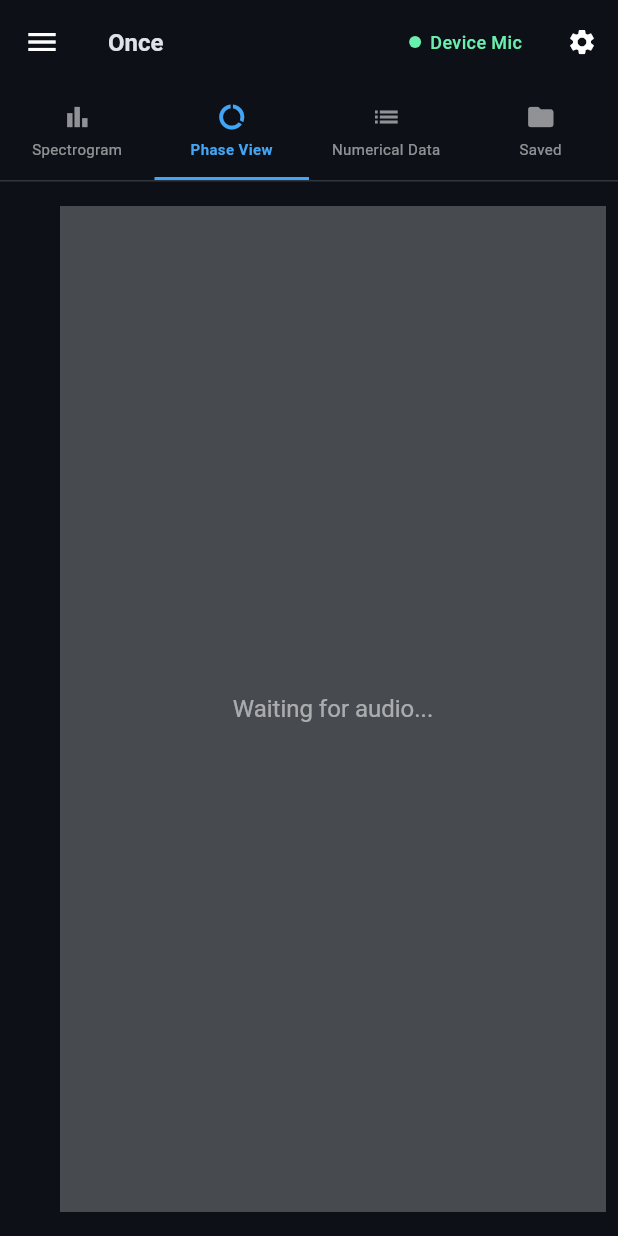
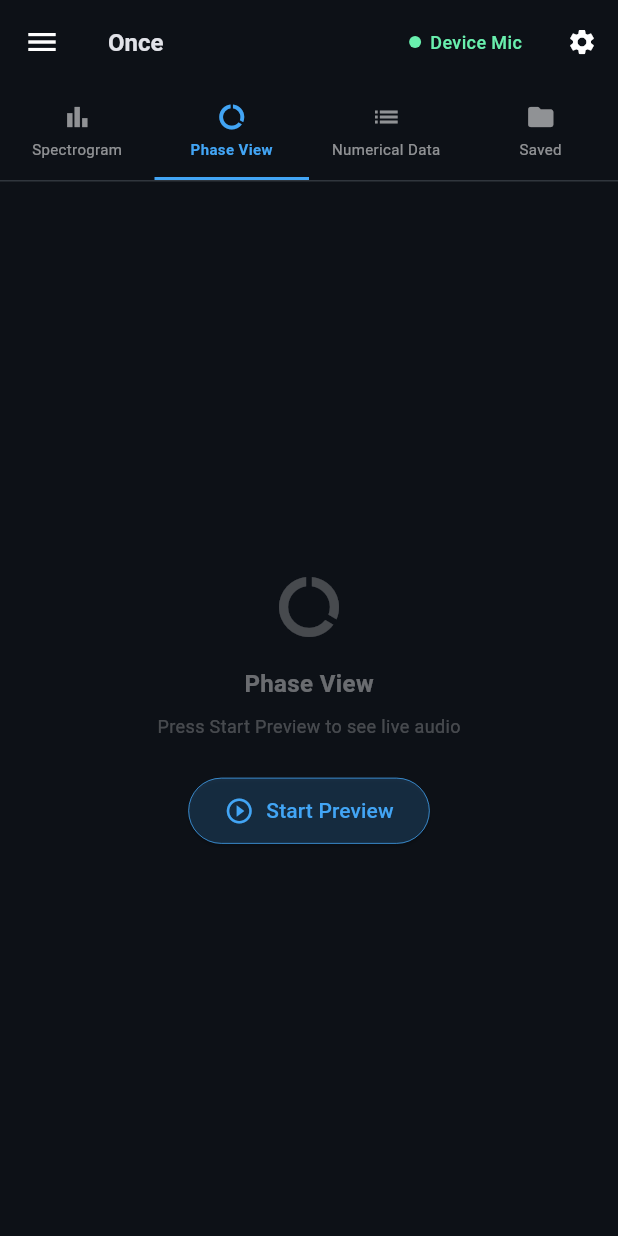
Before and after one commit to gitvs33/RealTimeSpectrogram, a Flutter app: the screen it shows after launch, after a tap on "Phase View", on a phone screen of 412 x 824 dp. Run offline on Flutter 3.47's test engine with Material 3 defaults, Android fonts, the phone set to English and light mode, and no system bars; our stand-ins replace open_filex; missing offline and left inert: record.

Commit message:
Fix two startup bugs: permission flow & drawer tabs
1. Removed auto-startLivePreview() from constructor (was calling
   hasPermission() before UI was ready, failing silently)
2. Permission-denied now shows a clear error state with a
   'Grant Permission & Start' retry button
3. Added clearConnectionError() method to SpectrogramService
4. Hamburger drawer tabs (Spectrogram, Sound to Music) confirmed
   in code — rebuild from latest commit to see them

```diff
--- a/flutter_app/lib/main.dart
+++ b/flutter_app/lib/main.dart
@@ -10,7 +10,7 @@ import 'widgets/sound_to_music_view.dart';
 void main() {
   runApp(
     ChangeNotifierProvider(
-      create: (_) => SpectrogramService()..startLivePreview(),
+      create: (_) => SpectrogramService(),
       child: const SpectrogramApp(),
     ),
   );
@@ -616,6 +616,45 @@ class _SpectrogramHomeState extends State<SpectrogramHome> {
   // ──────── Preview prompt ───────────────────────────────────────────
 
   Widget _buildPreviewPrompt(SpectrogramService svc, {required bool isPhase}) {
+    // Show permission error if one exists
+    final error = svc.connectionError;
+    if (error.isNotEmpty) {
+      return Center(
+        child: Column(
+          mainAxisSize: MainAxisSize.min,
+          children: [
+            const Icon(Icons.mic_off, size: 48, color: Colors.redAccent),
+            const SizedBox(height: 16),
+            const Text(
+              'Microphone Access Needed',
+              style: TextStyle(fontSize: 16, fontWeight: FontWeight.w600, color: Colors.white70),
+            ),
+            const SizedBox(height: 8),
+            Text(
+              error,
+              style: const TextStyle(fontSize: 12, color: Colors.white38),
+              textAlign: TextAlign.center,
+            ),
+            const SizedBox(height: 24),
+            ElevatedButton.icon(
+              onPressed: () {
+                svc.clearConnectionError();
+                svc.startLivePreview();
+              },
+              icon: const Icon(Icons.mic, size: 20),
+              label: const Text('Grant Permission & Start'),
+              style: ElevatedButton.styleFrom(
+                backgroundColor: Colors.redAccent.withOpacity(0.2),
+                foregroundColor: Colors.redAccent,
+                side: const BorderSide(color: Colors.redAccent, width: 0.5),
+                padding: const EdgeInsets.symmetric(horizontal: 24, vertical: 12),
+              ),
+            ),
+          ],
+        ),
+      );
+    }
+
     return Center(
       child: Column(
         mainAxisSize: MainAxisSize.min,
--- a/flutter_app/lib/services/spectrogram_service.dart
+++ b/flutter_app/lib/services/spectrogram_service.dart
@@ -55,6 +55,11 @@ class SpectrogramService extends ChangeNotifier {
   String get connectionError => _connectionError;
   String get saveMessage => _saveMessage;
   bool get isSaving => _isSaving;
+
+  void clearConnectionError() {
+    _connectionError = '';
+    notifyListeners();
+  }
 
   // ════════════════════════════════════════════════════════════
   //  LOCAL CAPTURE MODE  (mic + STFT on-device)
```
